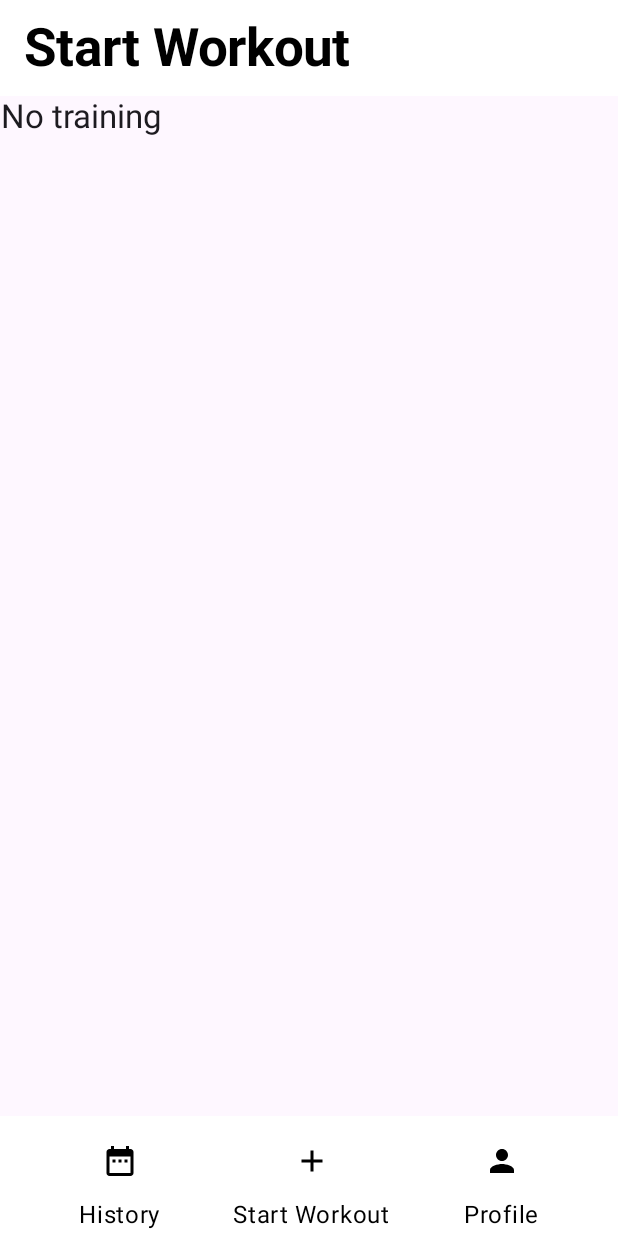
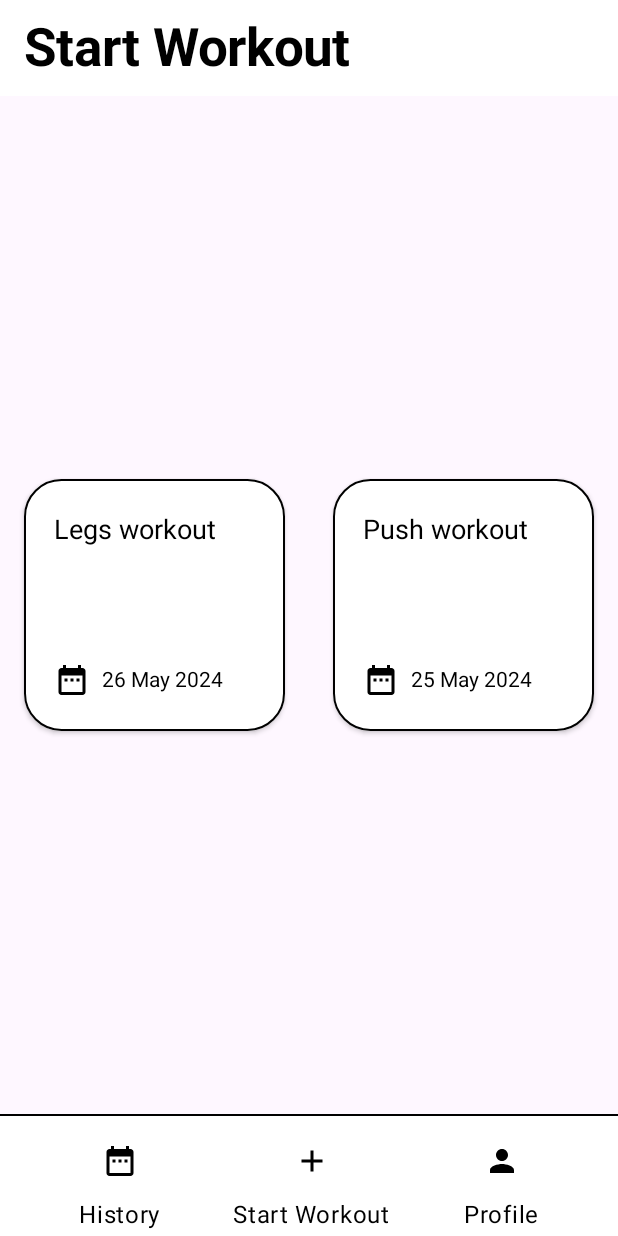
Before and after one commit to MrKerinoo/TrainingApp, an Android app built with Jetpack Compose: the screen it shows after launch (MainActivity), on a phone screen of 412 x 824 dp. Run offline under Robolectric (Android 15) with nearby library versions, the phone set to English and light mode, and no system bars; our stand-ins replace Room's generated code.

Commit message:
Added type Converter of database for DATE type. Changed look of training templates and homescreen. Working dark/light mode.

```diff
--- a/app/src/main/java/com/example/trainingapp/TrainingApp.kt
+++ b/app/src/main/java/com/example/trainingapp/TrainingApp.kt
@@ -1,11 +1,13 @@
 package com.example.trainingapp
 
+import androidx.compose.foundation.BorderStroke
 import androidx.compose.foundation.border
 import androidx.compose.foundation.layout.Arrangement
 import androidx.compose.foundation.layout.Box
 import androidx.compose.foundation.layout.Column
 import androidx.compose.foundation.layout.Row
 import androidx.compose.foundation.layout.fillMaxWidth
+import androidx.compose.foundation.layout.padding
 import androidx.compose.material.icons.Icons
 import androidx.compose.material.icons.Icons.Filled
 import androidx.compose.material.icons.filled.Add
@@ -13,6 +15,7 @@ import androidx.compose.material.icons.filled.ArrowBack
 import androidx.compose.material.icons.filled.DateRange
 import androidx.compose.material.icons.filled.Person
 import androidx.compose.material3.BottomAppBar
+import androidx.compose.material3.Divider
 import androidx.compose.material3.ExperimentalMaterial3Api
 import androidx.compose.material3.Icon
 import androidx.compose.material3.IconButton
@@ -25,6 +28,7 @@ import androidx.compose.material3.contentColorFor
 import androidx.compose.runtime.Composable
 import androidx.compose.ui.Alignment
 import androidx.compose.ui.Modifier
+import androidx.compose.ui.graphics.Color
 import androidx.compose.ui.res.stringResource
 import androidx.compose.ui.text.font.FontWeight
 import androidx.compose.ui.unit.dp
@@ -77,9 +81,10 @@ fun TrainingAppBottomAppBar(
     navigateToWorkout: () -> Unit = {},
     navigateToProfile: () -> Unit = {}
 ) {
-    Box (
-        modifier = Modifier.border(1.dp, MaterialTheme.colorScheme.secondary)
-    )
+
+    Column {
+        Divider(color = MaterialTheme.colorScheme.onPrimary)
+
         BottomAppBar(
             containerColor = MaterialTheme.colorScheme.primary,
             contentColor = MaterialTheme.colorScheme.onPrimary
@@ -112,3 +117,5 @@ fun TrainingAppBottomAppBar(
             }
         }
     }
+
+}
--- /dev/null
+++ b/app/src/main/java/com/example/trainingapp/data/Converters.kt
@@ -0,0 +1,16 @@
+package com.example.trainingapp.data
+
+import androidx.room.TypeConverter
+import java.util.Date
+
+class Converters {
+    @TypeConverter
+    fun fromTimetamp(value: Long?): Date? {
+        return value?.let { Date(it) }
+    }
+
+    @TypeConverter
+    fun dateToTimestamp(date: Date?): Long? {
+        return date?.time
+    }
+}
--- a/app/src/main/java/com/example/trainingapp/data/Training.kt
+++ b/app/src/main/java/com/example/trainingapp/data/Training.kt
@@ -2,11 +2,14 @@ package com.example.trainingapp.data
 
 import androidx.room.Entity
 import androidx.room.PrimaryKey
+import androidx.room.TypeConverters
+import java.util.Date
 
 @Entity(tableName = "trainings")
 data class Training (
     @PrimaryKey(autoGenerate = true)
     val id: Int = 0,
     val name: String,
-    val date: String
+    @TypeConverters(Converters::class)
+    val date: Date
 )
--- a/app/src/main/java/com/example/trainingapp/data/TrainingDatabase.kt
+++ b/app/src/main/java/com/example/trainingapp/data/TrainingDatabase.kt
@@ -5,8 +5,10 @@ import androidx.lifecycle.ViewModelProvider.NewInstanceFactory.Companion.instanc
 import androidx.room.Database
 import androidx.room.Room
 import androidx.room.RoomDatabase
+import androidx.room.TypeConverters
 
-@Database(entities = [Training::class], version = 1, exportSchema = false)
+@Database(entities = [Training::class], version = 2, exportSchema = false)
+@TypeConverters(Converters::class)
 abstract class TrainingDatabase : RoomDatabase() {
     abstract fun trainingDao(): TrainingDao
 
--- a/app/src/main/java/com/example/trainingapp/ui/home/HomeScreen.kt
+++ b/app/src/main/java/com/example/trainingapp/ui/home/HomeScreen.kt
@@ -1,20 +1,27 @@
 package com.example.trainingapp.ui.home
 
 import androidx.compose.foundation.background
+import androidx.compose.foundation.border
 import androidx.compose.foundation.clickable
+import androidx.compose.foundation.layout.Arrangement
 import androidx.compose.foundation.layout.Box
 import androidx.compose.foundation.layout.Column
+import androidx.compose.foundation.layout.Row
 import androidx.compose.foundation.layout.Spacer
 import androidx.compose.foundation.layout.fillMaxSize
 import androidx.compose.foundation.layout.fillMaxWidth
 import androidx.compose.foundation.layout.height
 import androidx.compose.foundation.layout.padding
+import androidx.compose.foundation.layout.width
+import androidx.compose.foundation.layout.wrapContentSize
 import androidx.compose.foundation.lazy.LazyColumn
 import androidx.compose.foundation.lazy.grid.GridCells
 import androidx.compose.foundation.lazy.grid.LazyVerticalGrid
 import androidx.compose.foundation.lazy.grid.items
+import androidx.compose.foundation.shape.RoundedCornerShape
 import androidx.compose.material.icons.Icons
 import androidx.compose.material.icons.filled.Add
+import androidx.compose.material.icons.filled.DateRange
 import androidx.compose.material3.Card
 import androidx.compose.material3.CardDefaults
 import androidx.compose.material3.ExperimentalMaterial3Api
@@ -27,13 +34,16 @@ import androidx.compose.material3.TopAppBarDefaults
 import androidx.compose.runtime.Composable
 import androidx.compose.runtime.collectAsState
 import androidx.compose.runtime.getValue
+import androidx.compose.ui.Alignment
 import androidx.compose.ui.Modifier
+import androidx.compose.ui.draw.clip
 import androidx.compose.ui.graphics.Color
 import androidx.compose.ui.input.nestedscroll.nestedScroll
 import androidx.compose.ui.res.dimensionResource
 import androidx.compose.ui.res.stringResource
 import androidx.compose.ui.text.style.TextAlign
 import androidx.compose.ui.unit.dp
+import androidx.compose.ui.unit.sp
 import androidx.lifecycle.viewmodel.compose.viewModel
 import com.example.trainingapp.R
 import com.example.trainingapp.TrainingAppBottomAppBar
@@ -41,6 +51,8 @@ import com.example.trainingapp.TrainingAppTopAppBar
 import com.example.trainingapp.data.Training
 import com.example.trainingapp.ui.navigation.NavigationDestination
 import com.example.trainingapp.ui.AppViewModelProvider
+import java.text.SimpleDateFormat
+import java.util.Locale
 
 object HomeDestination : NavigationDestination {
     override val route: String = "home"
@@ -93,12 +105,18 @@ private fun HomeBody(
 {
     Column (
         modifier = modifier
+            .fillMaxSize()
+            .wrapContentSize(Alignment.Center),
+        verticalArrangement = Arrangement.Center,
+        horizontalAlignment = Alignment.CenterHorizontally
+
     ){
         if (trainingList.isEmpty())
         {
             Text (
                 text = stringResource(R.string.no_training),
                 textAlign = TextAlign.Center,
+                fontSize = 30.sp,
                 style = MaterialTheme.typography.titleLarge,
             )
         } else
@@ -134,24 +152,47 @@ fun TrainingList(
 @Composable
 fun TrainingItem(
     training: Training,
-    modifier: Modifier = Modifier)
-{
+    modifier: Modifier = Modifier
+) {
+    val dateFormat = SimpleDateFormat("d MMM yyyy", Locale.getDefault())
+    val dateString = dateFormat.format(training.date)
+
     Card (
-        modifier = modifier, elevation = CardDefaults.cardElevation(defaultElevation = 2.dp)
-    ){
+        modifier = modifier
+            .fillMaxWidth()
+            .height(200.dp)
+            .padding(16.dp)
+            .border(1.dp, MaterialTheme.colorScheme.onPrimary, RoundedCornerShape(25.dp)), // apply the shape to the border
+        shape = RoundedCornerShape(25.dp), // make corners rounded
+        elevation = CardDefaults.cardElevation(defaultElevation = 2.dp),
+        colors = CardDefaults.cardColors(
+            containerColor = MaterialTheme.colorScheme.primary,
+            contentColor = MaterialTheme.colorScheme.onPrimary
+        )
+    ) {
         Column(
             modifier = Modifier
-        ){
+                .fillMaxSize()
+                .padding(20.dp)
+        ) {
             Text (
                 text = training.name,
-                style = MaterialTheme.typography.titleLarge
+                style = MaterialTheme.typography.titleLarge.copy(fontSize = 18.sp),
+                textAlign = TextAlign.Start,
             )
             Spacer(Modifier.weight(1f))
-            Text (
-                text = training.date,
-                style = MaterialTheme.typography.titleLarge
-            )
+            Row(verticalAlignment = Alignment.CenterVertically) {
+                Icon(
+                    imageVector = Icons.Default.DateRange, // replace with your date icon
+                    contentDescription = "Date icon",
+                    tint = MaterialTheme.colorScheme.onPrimary
+                )
+                Spacer(Modifier.width(8.dp))
+                Text (
+                    text = dateString,
+                    style = MaterialTheme.typography.titleLarge.copy(fontSize = 14.sp)
+                )
+            }
         }
     }
-
 }
--- a/app/src/main/java/com/example/trainingapp/ui/home/HomeViewModel.kt
+++ b/app/src/main/java/com/example/trainingapp/ui/home/HomeViewModel.kt
@@ -6,10 +6,15 @@ import com.example.trainingapp.data.Training
 import com.example.trainingapp.data.TrainingsRepository
 import kotlinx.coroutines.flow.SharingStarted
 import kotlinx.coroutines.flow.StateFlow
+import kotlinx.coroutines.flow.first
 import kotlinx.coroutines.flow.map
 import kotlinx.coroutines.flow.stateIn
+import kotlinx.coroutines.launch
+import java.text.SimpleDateFormat
+import java.util.Date
+import java.util.Locale
 
-class HomeViewModel(trainingsRepository: TrainingsRepository) : ViewModel() {
+class HomeViewModel(private val trainingsRepository: TrainingsRepository) : ViewModel() {
 
     val homeUiState: StateFlow<HomeUiState> =
         trainingsRepository.getAllTrainingsStream().map { HomeUiState(it) }
@@ -21,6 +26,34 @@ class HomeViewModel(trainingsRepository: TrainingsRepository) : ViewModel() {
     companion object {
         private const val TIMEOUT_MILLIS = 5_000L
     }
+
+    fun addTraining() {
+        viewModelScope.launch {
+            val allTrainings = trainingsRepository.getAllTrainingsStream().first()
+            if (allTrainings.size < 2) {
+                val dateFormat = SimpleDateFormat("dd.MM.yyyy", Locale.getDefault())
+                val date1 = dateFormat.parse("25.05.2024")
+                val training1 = Training(
+                    name = "Push workout",
+                    date = date1 ?: Date()
+                )
+                trainingsRepository.insertTraining(training1)
+
+                val date2 = dateFormat.parse("26.05.2024")
+                val training2 = Training(
+                    name = "Legs workout",
+                    date = date2 ?: Date()
+                )
+                trainingsRepository.insertTraining(training2)
+            }
+        }
+    }
+
+    init {
+        addTraining()
+    }
 }
 
+
+
 data class HomeUiState(val trainingList: List<Training> = listOf())
```
Lines whose indentation alone changed are shown as unchanged.
